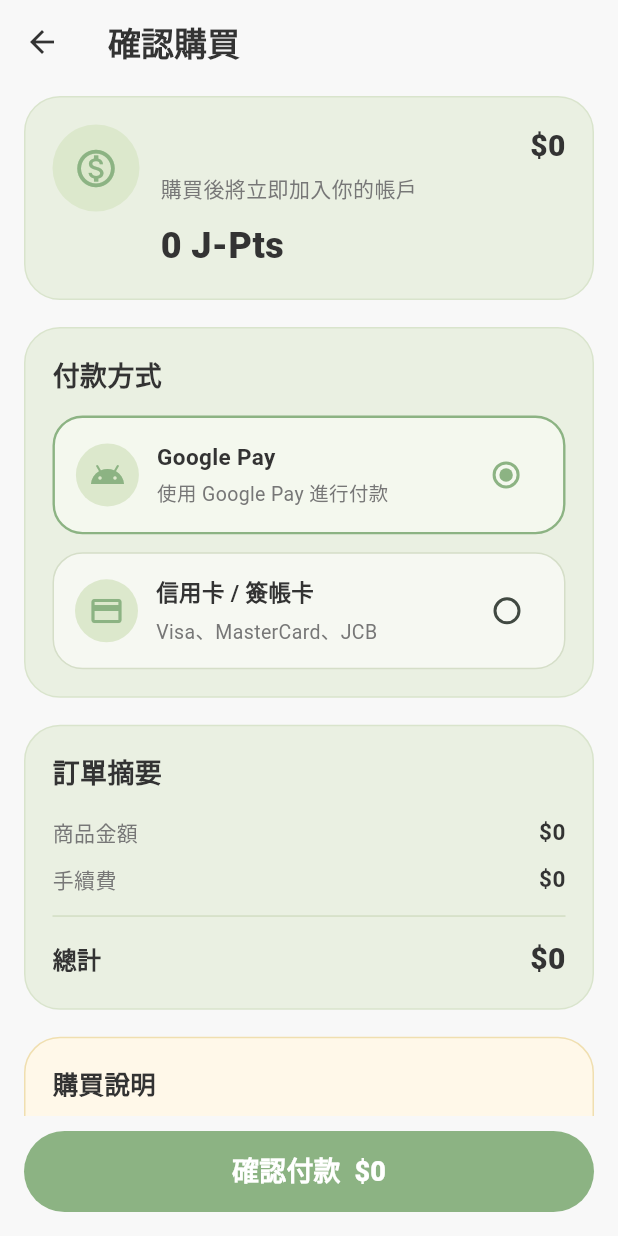
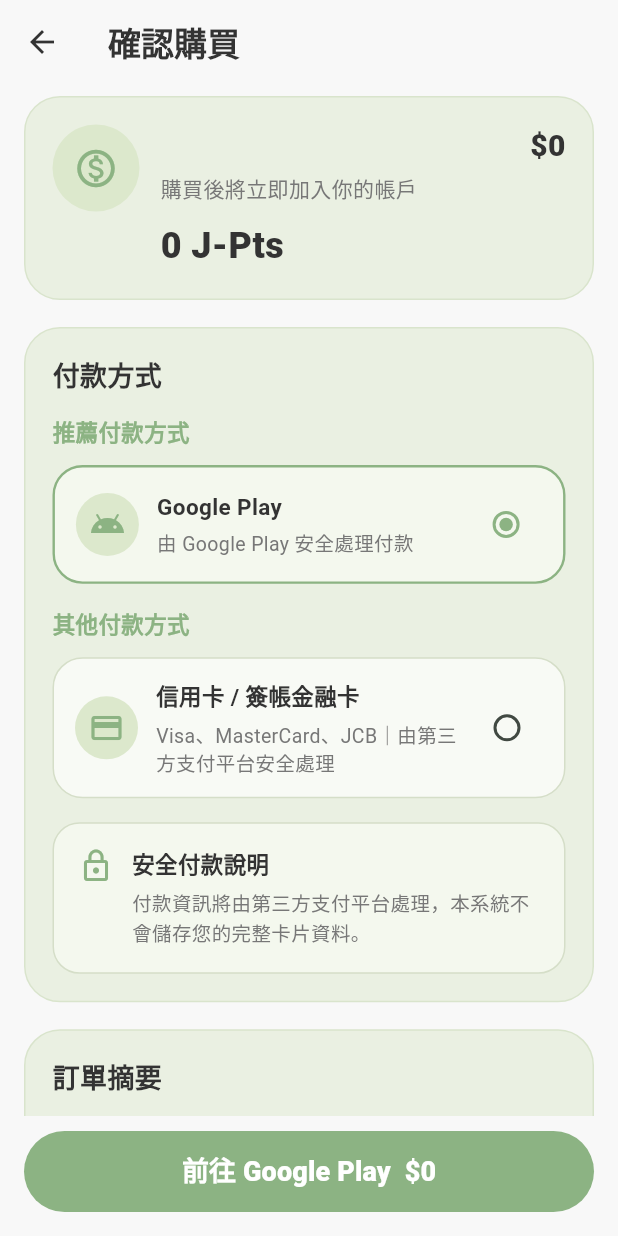
Before and after one commit to s22452007/115502, a Flutter app: the PointCheckoutScreen screen opened directly with empty values, on a phone screen of 412 x 824 dp. Run offline on Flutter 3.47's test engine with Material 3 defaults, Android fonts, the phone set to English and light mode, and no system bars; our stand-ins replace camera, firebase_auth, firebase_core, google_sign_in, image_picker; missing offline and left inert: google_mlkit_image_labeling, google_mlkit_text_recognition; accounts and stored records are empty.

Commit message:
點進去

```diff
--- a/115502/jpn_learning_app/lib/screens/premium/point_checkout_screen.dart
+++ b/115502/jpn_learning_app/lib/screens/premium/point_checkout_screen.dart
@@ -1,8 +1,5 @@
+import 'package:flutter/material.dart';
 import 'credit_card_payment_screen.dart';
-import 'package:flutter/material.dart';
-import 'package:provider/provider.dart';
-import 'package:jpn_learning_app/providers/user_provider.dart';
-import 'package:jpn_learning_app/utils/api_client.dart';
 import 'google_play_purchase_sheet.dart';
 
 class PointCheckoutScreen extends StatefulWidget {
@@ -35,6 +32,36 @@
   static const Color deepText = Color(0xFF333333);
   static const Color subText = Color(0xFF777777);
   static const Color badgeColor = Color(0xFFF2B84B);
+
+  String get _bottomButtonText {
+    switch (selectedPayment) {
+      case 'card':
+        return '前往安全付款  \$${widget.price}';
+      case 'google_play':
+      default:
+        return '前往 Google Play  \$${widget.price}';
+    }
+  }
+
+  void _handleCheckout() {
+    if (selectedPayment == 'card') {
+      Navigator.push(
+        context,
+        MaterialPageRoute(
+          builder: (_) => CreditCardPaymentScreen(
+            points: widget.points,
+            price: widget.price,
+          ),
+        ),
+      );
+    } else {
+      showGooglePlayPurchaseSheet(
+        context: context,
+        points: widget.points,
+        price: widget.price,
+      );
+    }
+  }
 
   @override
   Widget build(BuildContext context) {
@@ -74,27 +101,9 @@
                   borderRadius: BorderRadius.circular(28),
                 ),
               ),
-              onPressed: () {
-                if (selectedPayment == 'card') {
-                  Navigator.push(
-                    context,
-                    MaterialPageRoute(
-                      builder: (_) => CreditCardPaymentScreen(
-                        points: widget.points,
-                        price: widget.price,
-                      ),
-                    ),
-                  );
-                } else {
-                  showGooglePlayPurchaseSheet(
-                    context: context,
-                    points: widget.points,
-                    price: widget.price,
-                  );
-                }
-              },
+              onPressed: _handleCheckout,
               child: Text(
-                '確認付款  \$${widget.price}',
+                _bottomButtonText,
                 style: const TextStyle(
                   fontSize: 18,
                   fontWeight: FontWeight.w800,
@@ -234,19 +243,39 @@
             ),
           ),
           const SizedBox(height: 14),
+          const Text(
+            '推薦付款方式',
+            style: TextStyle(
+              fontSize: 15,
+              fontWeight: FontWeight.w700,
+              color: primaryGreen,
+            ),
+          ),
+          const SizedBox(height: 12),
           _paymentOption(
             value: 'google_play',
-            title: 'Google Pay',
-            subtitle: '使用 Google Pay 進行付款',
+            title: 'Google Play',
+            subtitle: '由 Google Play 安全處理付款',
             icon: Icons.android,
+          ),
+          const SizedBox(height: 16),
+          const Text(
+            '其他付款方式',
+            style: TextStyle(
+              fontSize: 15,
+              fontWeight: FontWeight.w700,
+              color: primaryGreen,
+            ),
           ),
           const SizedBox(height: 12),
           _paymentOption(
             value: 'card',
-            title: '信用卡 / 簽帳卡',
-            subtitle: 'Visa、MasterCard、JCB',
+            title: '信用卡 / 簽帳金融卡',
+            subtitle: 'Visa、MasterCard、JCB｜由第三方支付平台安全處理',
             icon: Icons.credit_card,
           ),
+          const SizedBox(height: 16),
+          _buildSecurityNotice(),
         ],
       ),
     );
@@ -272,7 +301,7 @@
         decoration: BoxDecoration(
           color: isSelected
               ? const Color(0xFFF4F8EE)
-              : Colors.white.withOpacity(0.55),
+              : Colors.white.withOpacity(0.65),
           borderRadius: BorderRadius.circular(20),
           border: Border.all(
             color: isSelected ? primaryGreen : const Color(0xFFD5DEC8),
@@ -309,6 +338,7 @@
                     style: const TextStyle(
                       color: subText,
                       fontSize: 13,
+                      height: 1.4,
                     ),
                   ),
                 ],
@@ -326,6 +356,53 @@
             ),
           ],
         ),
+      ),
+    );
+  }
+
+  Widget _buildSecurityNotice() {
+    return Container(
+      width: double.infinity,
+      padding: const EdgeInsets.all(16),
+      decoration: BoxDecoration(
+        color: const Color(0xFFF4F8EE),
+        borderRadius: BorderRadius.circular(18),
+        border: Border.all(color: const Color(0xFFD5DEC8)),
+      ),
+      child: const Row(
+        crossAxisAlignment: CrossAxisAlignment.start,
+        children: [
+          Icon(
+            Icons.lock_outline,
+            color: primaryGreen,
+            size: 24,
+          ),
+          SizedBox(width: 12),
+          Expanded(
+            child: Column(
+              crossAxisAlignment: CrossAxisAlignment.start,
+              children: [
+                Text(
+                  '安全付款說明',
+                  style: TextStyle(
+                    fontSize: 15,
+                    fontWeight: FontWeight.w800,
+                    color: deepText,
+                  ),
+                ),
+                SizedBox(height: 6),
+                Text(
+                  '付款資訊將由第三方支付平台處理，本系統不會儲存您的完整卡片資料。',
+                  style: TextStyle(
+                    color: subText,
+                    fontSize: 13,
+                    height: 1.5,
+                  ),
+                ),
+              ],
+            ),
+          ),
+        ],
       ),
     );
   }
@@ -417,6 +494,7 @@
           Text(
             '• 購買完成後，J-Pts 會立即加入你的帳戶。\n'
             '• 點數可用於解鎖更多學習互動與分析功能。\n'
+            '• 付款流程將由對應平台處理，提升付款安全性。\n'
             '• 付款成功後恕不退款，請再次確認購買內容。',
             style: TextStyle(
               color: subText,
@@ -428,46 +506,4 @@
       ),
     );
   }
-
-  void _showSuccessDialog() {
-    showDialog(
-      context: context,
-      builder: (context) {
-        return AlertDialog(
-          shape: RoundedRectangleBorder(
-            borderRadius: BorderRadius.circular(24),
-          ),
-          title: const Text(
-            '購買成功',
-            style: TextStyle(
-              fontWeight: FontWeight.w800,
-              color: deepText,
-            ),
-          ),
-          content: Text(
-            '你已成功購買 ${widget.points} J-Pts，點數已加入帳戶。',
-            style: const TextStyle(
-              color: subText,
-              height: 1.5,
-            ),
-          ),
-          actions: [
-            TextButton(
-              onPressed: () {
-                Navigator.pop(context);
-                Navigator.pop(context);
-              },
-              child: const Text(
-                '完成',
-                style: TextStyle(
-                  color: primaryGreen,
-                  fontWeight: FontWeight.w700,
-                ),
-              ),
-            ),
-          ],
-        );
-      },
-    );
-  }
 }
```
